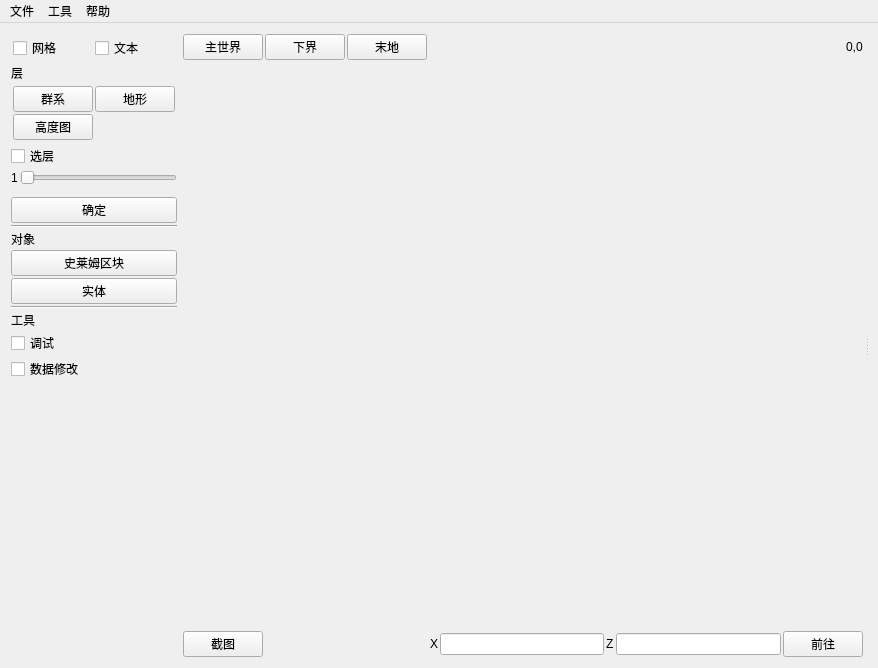
Old version of the form mainwindow.ui in the repository bedrock-dev/BedrockMap.
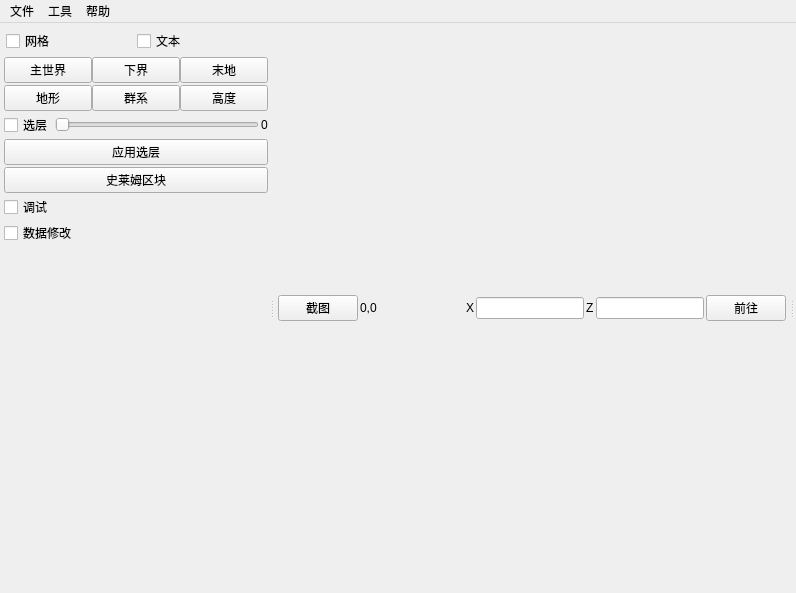
New version of the form.

Commit message: block tips

Patch:
```diff
--- a/mainwindow.ui
+++ b/mainwindow.ui
@@ -6,8 +6,8 @@
    <rect>
     <x>0</x>
     <y>0</y>
-    <width>878</width>
-    <height>668</height>
+    <width>796</width>
+    <height>593</height>
    </rect>
   </property>
   <property name="windowTitle">
@@ -17,20 +17,29 @@
    <bool>false</bool>
   </property>
   <widget class="QWidget" name="central_widget">
-   <layout class="QHBoxLayout" name="horizontalLayout" stretch="1">
+   <layout class="QHBoxLayout" name="horizontalLayout" stretch="0">
+    <property name="spacing">
+     <number>2</number>
+    </property>
+    <property name="leftMargin">
+     <number>2</number>
+    </property>
+    <property name="topMargin">
+     <number>2</number>
+    </property>
+    <property name="rightMargin">
+     <number>2</number>
+    </property>
+    <property name="bottomMargin">
+     <number>2</number>
+    </property>
     <item>
      <widget class="QSplitter" name="splitter">
       <property name="orientation">
        <enum>Qt::Horizontal</enum>
       </property>
-      <widget class="QWidget" name="map_widget" native="true">
-       <layout class="QHBoxLayout" name="map_layout" stretch="1,8">
-        <property name="spacing">
-         <number>2</number>
-        </property>
-        <item>
-         <widget class="QWidget" name="map_toolbar_wdiget" native="true">
-          <layout class="QVBoxLayout" name="verticalLayout">
+      <widget class="QWidget" name="control_panel_widget" native="true">
+       <layout class="QVBoxLayout" name="control_panel_layout">
            <property name="spacing">
             <number>2</number>
            </property>
@@ -80,98 +89,110 @@
             </layout>
            </item>
            <item>
-            <widget class="QLabel" name="label_3">
-             <property name="text">
-              <string>层</string>
-             </property>
-            </widget>
-           </item>
-           <item>
-            <layout class="QGridLayout" name="layer_btn_grid" rowstretch="1,0,0" columnstretch="1,0">
+         <widget class="QWidget" name="map_top_toolbar_widget" native="true">
+          <layout class="QHBoxLayout" name="hor_toolbar_layout">
+           <property name="spacing">
+            <number>0</number>
+           </property>
              <property name="leftMargin">
-              <number>2</number>
+            <number>0</number>
              </property>
              <property name="topMargin">
-              <number>2</number>
+            <number>0</number>
              </property>
              <property name="rightMargin">
-              <number>2</number>
+            <number>0</number>
              </property>
              <property name="bottomMargin">
-              <number>2</number>
-             </property>
+            <number>0</number>
+           </property>
+           <item>
+            <widget class="QPushButton" name="overwrold_btn">
+             <property name="text">
+              <string>主世界</string>
+             </property>
+            </widget>
+           </item>
+           <item>
+            <widget class="QPushButton" name="nether_btn">
+             <property name="text">
+              <string>下界</string>
+             </property>
+            </widget>
+           </item>
+           <item>
+            <widget class="QPushButton" name="theend_btn">
+             <property name="text">
+              <string>末地</string>
+             </property>
+            </widget>
+           </item>
+          </layout>
+         </widget>
+        </item>
+        <item>
+         <layout class="QHBoxLayout" name="horizontalLayout_3">
              <property name="spacing">
-              <number>2</number>
-             </property>
-             <item row="1" column="0">
-              <widget class="QPushButton" name="height_layer_btn">
-               <property name="text">
-                <string>高度图</string>
-               </property>
-              </widget>
-             </item>
-             <item row="0" column="1">
+           <number>0</number>
+          </property>
+          <property name="topMargin">
+           <number>0</number>
+          </property>
+          <item>
               <widget class="QPushButton" name="terrain_layer_btn">
                <property name="text">
                 <string>地形</string>
                </property>
               </widget>
              </item>
-             <item row="0" column="0">
+          <item>
               <widget class="QPushButton" name="biome_layer_btn">
                <property name="text">
                 <string>群系</string>
                </property>
               </widget>
              </item>
+          <item>
+           <widget class="QPushButton" name="height_layer_btn">
+            <property name="text">
+             <string>高度</string>
+            </property>
+           </widget>
+          </item>
             </layout>
            </item>
            <item>
-            <widget class="QCheckBox" name="checkBox">
+         <layout class="QHBoxLayout" name="horizontalLayout_4">
+          <property name="topMargin">
+           <number>0</number>
+          </property>
+          <item>
+           <widget class="QCheckBox" name="enable_layer_checkbox">
              <property name="text">
               <string>选层</string>
              </property>
             </widget>
            </item>
            <item>
-            <layout class="QHBoxLayout" name="horizontalLayout_5">
-             <property name="bottomMargin">
-              <number>10</number>
-             </property>
-             <item>
-              <widget class="QLabel" name="label_2">
-               <property name="text">
-                <string>1</string>
-               </property>
-              </widget>
-             </item>
-             <item>
-              <widget class="QSlider" name="horizontalSlider">
+           <widget class="QSlider" name="layer_slider">
                <property name="orientation">
                 <enum>Qt::Horizontal</enum>
                </property>
               </widget>
              </item>
+          <item>
+           <widget class="QLabel" name="layer_label">
+            <property name="text">
+             <string>0</string>
+            </property>
+           </widget>
+          </item>
             </layout>
            </item>
            <item>
-            <widget class="QPushButton" name="pushButton">
+         <widget class="QPushButton" name="refresh_cache_btn">
              <property name="text">
-              <string>确定</string>
-             </property>
-            </widget>
-           </item>
-           <item>
-            <widget class="Line" name="line">
-             <property name="orientation">
-              <enum>Qt::Horizontal</enum>
-             </property>
-            </widget>
-           </item>
-           <item>
-            <widget class="QLabel" name="label_5">
-             <property name="text">
-              <string>对象</string>
+           <string>应用选层</string>
              </property>
             </widget>
            </item>
@@ -182,27 +203,6 @@
              </property>
             </widget>
            </item>
-           <item>
-            <widget class="QPushButton" name="pushButton_2">
-             <property name="text">
-              <string>实体</string>
-             </property>
-            </widget>
-           </item>
-           <item>
-            <widget class="Line" name="line_2">
-             <property name="orientation">
-              <enum>Qt::Horizontal</enum>
-             </property>
-            </widget>
-           </item>
-           <item>
-            <widget class="QLabel" name="label_4">
-             <property name="text">
-              <string>工具</string>
-             </property>
-            </widget>
-           </item>
            <item>
             <widget class="QCheckBox" name="debug_checkbox">
              <property name="text">
@@ -232,15 +232,8 @@
            </item>
           </layout>
          </widget>
-        </item>
-        <item>
-         <layout class="QVBoxLayout" name="map_visual_layout">
-          <property name="spacing">
-           <number>1</number>
-          </property>
-          <item>
-           <widget class="QWidget" name="map_top_toolbar_widget" native="true">
-            <layout class="QHBoxLayout" name="hor_toolbar_layout">
+      <widget class="QWidget" name="map_widget" native="true">
+       <layout class="QVBoxLayout" name="verticalLayout" stretch="0,10">
              <property name="spacing">
               <number>2</number>
              </property>
@@ -256,65 +249,11 @@
              <property name="bottomMargin">
               <number>2</number>
              </property>
-             <item>
-              <widget class="QPushButton" name="overwrold_btn">
-               <property name="text">
-                <string>主世界</string>
-               </property>
-              </widget>
-             </item>
-             <item>
-              <widget class="QPushButton" name="nether_btn">
-               <property name="text">
-                <string>下界</string>
-               </property>
-              </widget>
-             </item>
-             <item>
-              <widget class="QPushButton" name="theend_btn">
-               <property name="text">
-                <string>末地</string>
-               </property>
-              </widget>
-             </item>
-             <item>
-              <spacer name="horizontalSpacer">
-               <property name="orientation">
-                <enum>Qt::Horizontal</enum>
-               </property>
-               <property name="sizeHint" stdset="0">
-                <size>
-                 <width>40</width>
-                 <height>20</height>
-                </size>
-               </property>
-              </spacer>
-             </item>
-             <item>
-              <widget class="QLabel" name="block_pos_label">
-               <property name="text">
-                <string>0,0</string>
-               </property>
-              </widget>
-             </item>
-            </layout>
-           </widget>
-          </item>
-          <item>
-           <spacer name="verticalSpacer_2">
-            <property name="orientation">
-             <enum>Qt::Vertical</enum>
-            </property>
-            <property name="sizeHint" stdset="0">
-             <size>
-              <width>20</width>
-              <height>40</height>
-             </size>
-            </property>
-           </spacer>
-          </item>
           <item>
            <widget class="QWidget" name="map_buttom_toolbar_widget" native="true">
+          <property name="autoFillBackground">
+           <bool>false</bool>
+          </property>
             <layout class="QHBoxLayout" name="position_toolbar_layout">
              <property name="spacing">
               <number>2</number>
@@ -338,6 +277,13 @@
                </property>
               </widget>
              </item>
+           <item>
+            <widget class="QLabel" name="block_pos_label">
+             <property name="text">
+              <string>0,0</string>
+             </property>
+            </widget>
+           </item>
              <item>
               <spacer name="horizontalSpacer_2">
                <property name="orientation">
@@ -381,7 +327,8 @@
             </layout>
            </widget>
           </item>
-         </layout>
+        <item>
+         <layout class="QVBoxLayout" name="map_visual_layout"/>
         </item>
        </layout>
       </widget>
@@ -397,8 +344,8 @@
     <rect>
      <x>0</x>
      <y>0</y>
-     <width>878</width>
-     <height>25</height>
+     <width>796</width>
+     <height>21</height>
     </rect>
    </property>
    <widget class="QMenu" name="file_menu">
```
Left out of the diff: 4 changed lines with no effect on the pictures. Lines whose indentation alone changed are shown as unchanged. The commit also changes 23 other files.
